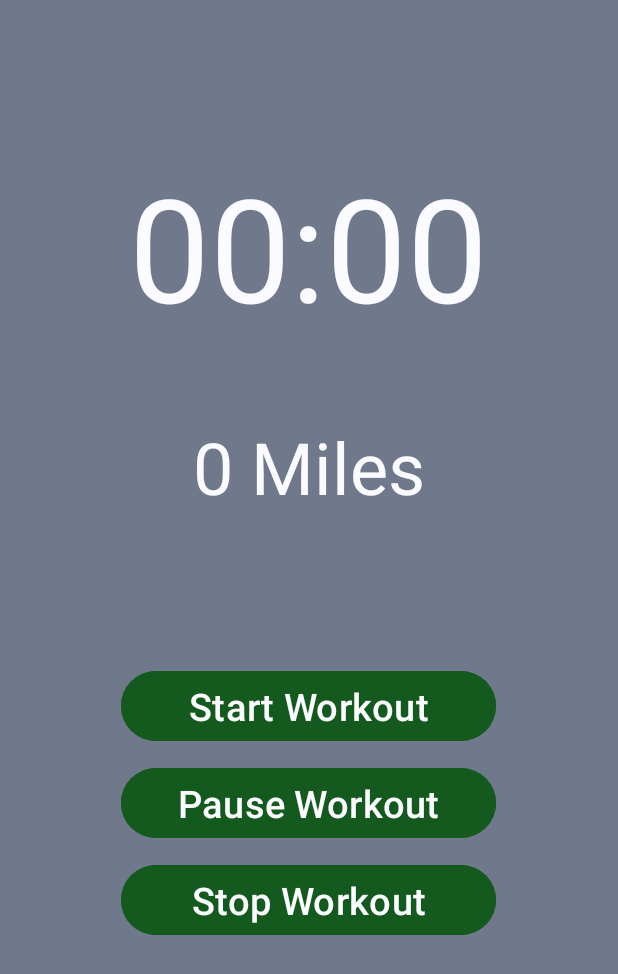
After one commit to Zach-Blouse/FantasyFitness, an Android app: the layout workout_fragment.xml on its own in the app's theme, with its tools: preview values and no code run, on a phone screen of 412 x 824 dp. The commit adds this screen. Shown: the top 974 px of the screen. Run offline under Robolectric (Android 15) with nearby library versions, the phone set to English and light mode, and no system bars.

Commit message:
workout time UI

```diff
--- a/app/build.gradle
+++ b/app/build.gradle
@@ -9,7 +9,7 @@ android {
 
     defaultConfig {
         applicationId "com.zblouse.fantasyfitness"
-        minSdk 33
+        minSdk 31
         targetSdk 34
         versionCode 1
         versionName "1.0"
--- a/app/src/main/java/com/zblouse/fantasyfitness/MainActivity.java
+++ b/app/src/main/java/com/zblouse/fantasyfitness/MainActivity.java
@@ -21,6 +21,7 @@ import com.zblouse.fantasyfitness.settings.SettingsFragment;
 import com.zblouse.fantasyfitness.user.LoginFragment;
 import com.zblouse.fantasyfitness.user.UserService;
 import com.zblouse.fantasyfitness.core.Event;
+import com.zblouse.fantasyfitness.workout.WorkoutFragment;
 
 import java.util.List;
 
@@ -74,10 +75,14 @@ public class MainActivity extends AppCompatActivity {
 
         int itemId = item.getItemId();
         if (itemId == R.id.action_home) {
+            getSupportFragmentManager().beginTransaction()
+                    .replace(R.id.fragment_container, new UserHomeFragment()).commit();
         } else if (itemId == R.id.action_settings) {
             getSupportFragmentManager().beginTransaction()
                     .replace(R.id.fragment_container, new SettingsFragment()).commit();
         } else if (itemId == R.id.action_workout){
+            getSupportFragmentManager().beginTransaction()
+                    .replace(R.id.fragment_container, new WorkoutFragment()).commit();
         } else if (itemId == R.id.action_map){
 
         }
--- /dev/null
+++ b/app/src/main/res/layout/workout_fragment.xml
@@ -0,0 +1,68 @@
+<?xml version="1.0" encoding="utf-8"?>
+<LinearLayout xmlns:android="http://schemas.android.com/apk/res/android"
+    android:layout_width="match_parent"
+    android:layout_height="match_parent"
+    android:background="@color/fantasy_fitness_gray"
+    android:orientation="vertical">
+
+    <View
+        android:layout_width="match_parent"
+        android:layout_height="100dp" />
+
+    <TextView
+        android:id="@+id/workout_time"
+        android:layout_width="wrap_content"
+        android:layout_height="wrap_content"
+        android:text="00:00"
+        android:textColor="@color/fantasy_fitness_white"
+        android:textSize="96sp"
+        android:layout_gravity="center"/>
+    <View
+        android:layout_width="match_parent"
+        android:layout_height="50dp" />
+    <TextView
+        android:id="@+id/workout_distance"
+        android:layout_width="wrap_content"
+        android:layout_height="wrap_content"
+        android:text="0 Miles"
+        android:textColor="@color/fantasy_fitness_white"
+        android:textSize="48sp"
+        android:layout_gravity="center"/>
+    <View
+        android:layout_width="match_parent"
+        android:layout_height="100dp" />
+    <Button
+        android:id="@+id/start_workout_button"
+        android:layout_width="250dp"
+        android:layout_height="wrap_content"
+        android:text="@string/start_workout"
+        android:textSize="25sp"
+        android:layout_gravity="center"
+        android:backgroundTint="@color/fantasy_fitness_green"
+        android:textColor="@color/fantasy_fitness_white"/>
+    <View
+        android:layout_width="match_parent"
+        android:layout_height="10dp" />
+    <Button
+        android:id="@+id/pause_workout_button"
+        android:layout_width="250dp"
+        android:layout_height="wrap_content"
+        android:text="@string/pause_workout"
+        android:textSize="25sp"
+        android:layout_gravity="center"
+        android:backgroundTint="@color/fantasy_fitness_green"
+        android:textColor="@color/fantasy_fitness_white"/>
+    <View
+        android:layout_width="match_parent"
+        android:layout_height="10dp" />
+    <Button
+        android:id="@+id/stop_workout_button"
+        android:layout_width="250dp"
+        android:layout_height="wrap_content"
+        android:text="@string/stop_workout"
+        android:textSize="25sp"
+        android:layout_gravity="center"
+        android:backgroundTint="@color/fantasy_fitness_green"
+        android:textColor="@color/fantasy_fitness_white"/>
+
+</LinearLayout>
--- a/app/src/main/res/values/strings.xml
+++ b/app/src/main/res/values/strings.xml
@@ -5,4 +5,7 @@
     <string name="create_account">Create Account</string>
     <string name="cancel">Cancel</string>
     <string name="Username">Username</string>
+    <string name="start_workout">Start Workout</string>
+    <string name="pause_workout">Pause Workout</string>
+    <string name="stop_workout">Stop Workout</string>
 </resources>
```
Also changed, not shown: app/src/main/java/com/zblouse/fantasyfitness/workout/WorkoutFragment.java (added, +84 -0 lines).
